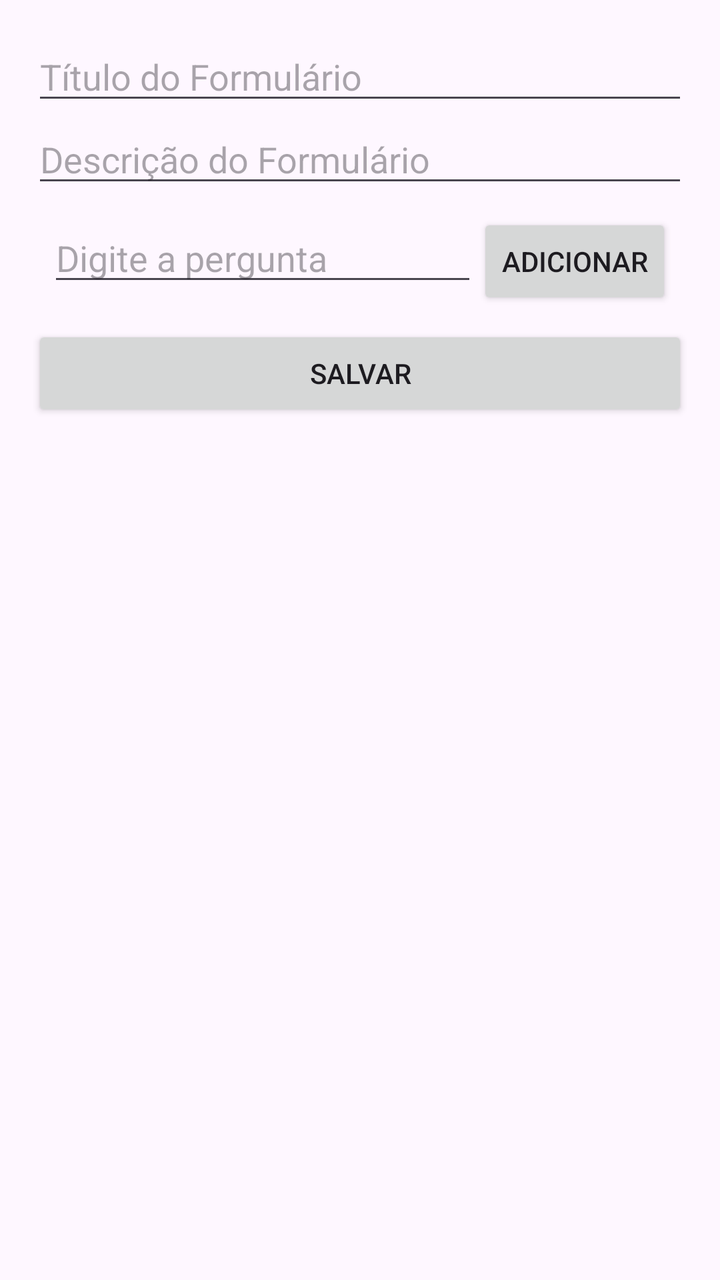
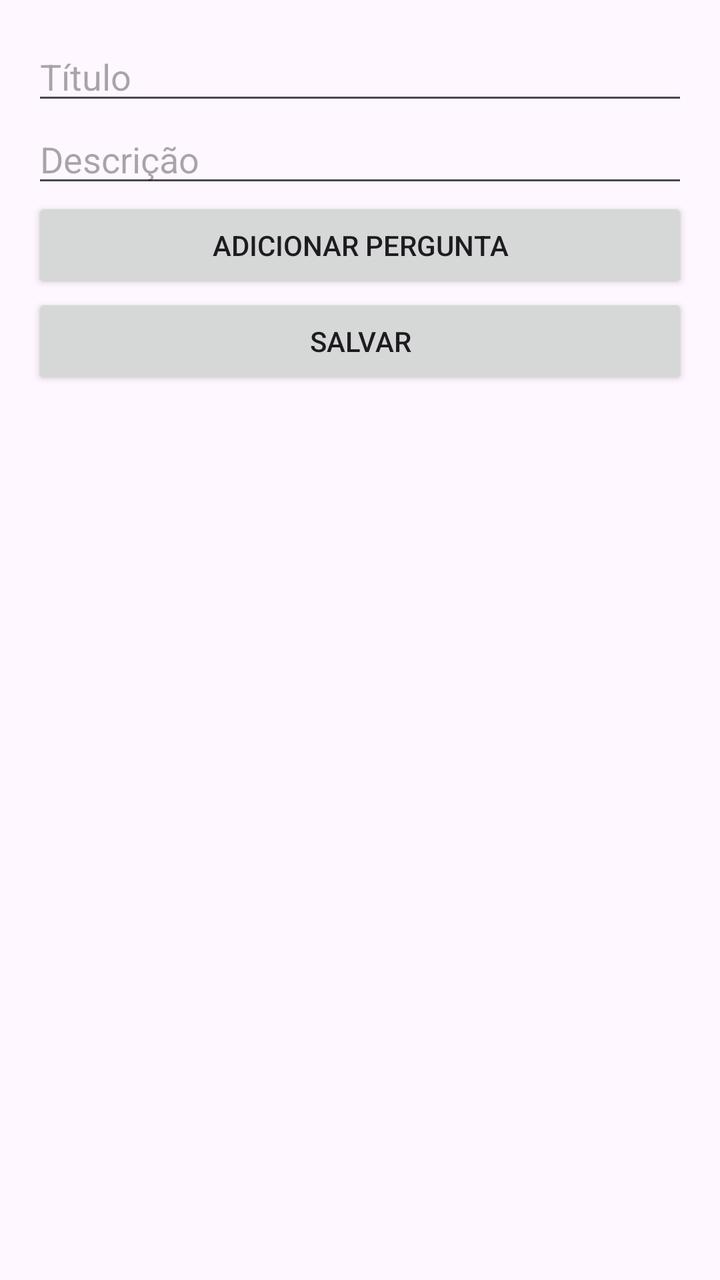

Two renders of the same Android screen: before a commit and after it. Below are the layout's source before the change and the commit's diff.
<!-- AndroidManifest.xml: application theme Theme.Material3.Light -->
<!-- res/layout/activity_form.xml -->
<?xml version="1.0" encoding="utf-8"?>
<LinearLayout xmlns:android="http://schemas.android.com/apk/res/android"
    android:layout_width="match_parent"
    android:layout_height="match_parent"
    android:orientation="vertical"
    android:padding="16dp">

    
    <EditText
        android:id="@+id/editTextTitulo"
        android:layout_width="match_parent"
        android:layout_height="wrap_content"
        android:hint="Título do Formulário" />

    
    <EditText
        android:id="@+id/editTextDescricao"
        android:layout_width="match_parent"
        android:layout_height="wrap_content"
        android:hint="Descrição do Formulário" />

    
    <LinearLayout
        android:layout_width="match_parent"
        android:layout_height="wrap_content"
        android:orientation="horizontal"
        android:padding="8dp">

        <EditText
            android:id="@+id/editTextPergunta"
            android:layout_width="0dp"
            android:layout_height="wrap_content"
            android:layout_weight="1"
            android:hint="Digite a pergunta" />

        <Button
            android:id="@+id/buttonAdicionarPergunta"
            android:layout_width="wrap_content"
            android:layout_height="wrap_content"
            android:text="Adicionar" />
    </LinearLayout>

    
    <ListView
        android:id="@+id/listViewPerguntas"
        android:layout_width="match_parent"
        android:layout_height="wrap_content"
        android:divider="@android:color/darker_gray"
        android:dividerHeight="1dp" />

    
    <Button
        android:id="@+id/buttonSalvar"
        android:layout_width="match_parent"
        android:layout_height="wrap_content"
        android:text="Salvar" />
</LinearLayout>
<!-- resources referenced by this layout -->
<resources>

</resources>

<!-- the commit's change to res/layout/activity_form.xml (unified diff, before → after) -->
@@ -5,50 +5,29 @@
     android:orientation="vertical"
     android:padding="16dp">
 
-    
     <EditText
         android:id="@+id/editTextTitulo"
         android:layout_width="match_parent"
         android:layout_height="wrap_content"
-        android:hint="Título do Formulário" />
+        android:hint="Título" />
 
-    
     <EditText
         android:id="@+id/editTextDescricao"
         android:layout_width="match_parent"
         android:layout_height="wrap_content"
-        android:hint="Descrição do Formulário" />
+        android:hint="Descrição" />
 
-    
-    <LinearLayout
+    <Button
+        android:id="@+id/buttonAdicionarPergunta"
         android:layout_width="match_parent"
         android:layout_height="wrap_content"
-        android:orientation="horizontal"
-        android:padding="8dp">
+        android:text="Adicionar Pergunta" />
 
-        <EditText
-            android:id="@+id/editTextPergunta"
-            android:layout_width="0dp"
-            android:layout_height="wrap_content"
-            android:layout_weight="1"
-            android:hint="Digite a pergunta" />
-
-        <Button
-            android:id="@+id/buttonAdicionarPergunta"
-            android:layout_width="wrap_content"
-            android:layout_height="wrap_content"
-            android:text="Adicionar" />
-    </LinearLayout>
-
-    
     <ListView
         android:id="@+id/listViewPerguntas"
         android:layout_width="match_parent"
-        android:layout_height="wrap_content"
-        android:divider="@android:color/darker_gray"
-        android:dividerHeight="1dp" />
+        android:layout_height="wrap_content" />
 
-    
     <Button
         android:id="@+id/buttonSalvar"
         android:layout_width="match_parent"
